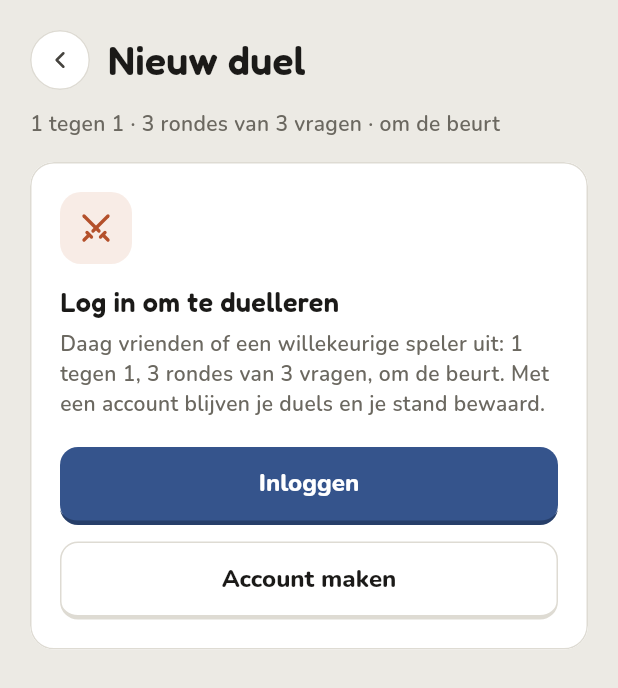
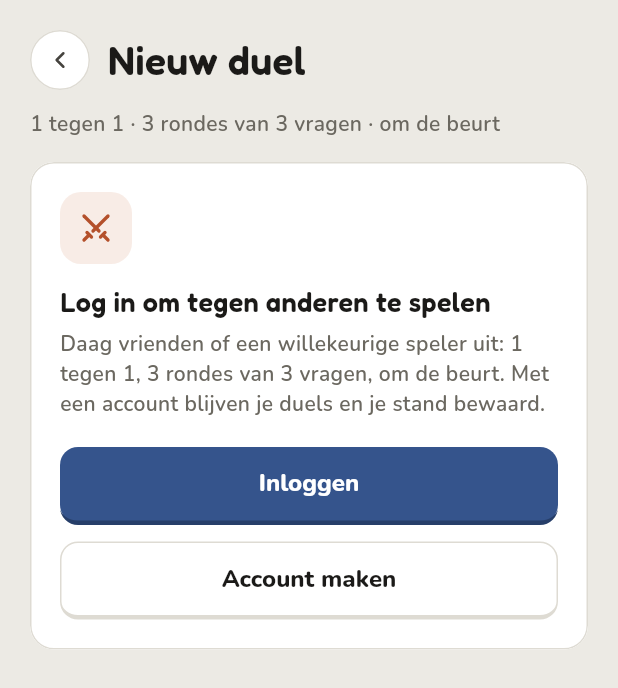
Before and after one commit to AlexLamper/bijbelquiz-app, a Flutter app: the NewDuelScreen screen opened by its route, on a phone screen of 412 x 824 dp. Shown: the top 688 px of the screen. Run offline on Flutter 3.47's test engine with Material 3 defaults, Android fonts, the phone set to English and light mode, and no system bars; our stand-ins replace dio, flutter_local_notifications, flutter_riverpod, flutter_secure_storage, flutter_svg, go_router and 4 more; missing offline and left inert: google_sign_in_web, purchases_flutter; accounts and stored records are empty.

Commit message:
Google sign-in on iOS, home after login, clearer duel login title
- Show the Google button on iOS too; GIDClientID and the reversed-client
  URL scheme are already set in Info.plist and the server accepts the iOS
  audience, so nothing else was needed.
- Send people to the home tab after logging in or registering, not profile.
- Duel guest card: 'Log in om tegen anderen te spelen'.

Co-Authored-By: Claude Opus 5 <noreply@anthropic.com>
Claude-Session: https://claude.ai/code/session_018nK3CBEKxkT9hB1CXD3wWu

```diff
--- a/bijbelquiz_mobile/lib/features/duels/present/widgets/duel_widgets.dart
+++ b/bijbelquiz_mobile/lib/features/duels/present/widgets/duel_widgets.dart
@@ -505,7 +505,7 @@ class DuelVersus extends StatelessWidget {
   }
 }
 
-/// The guest state of the duel screens: "Log in om te duelleren".
+/// The guest state of the duel screens: "Log in om tegen anderen te spelen".
 class DuelLoginCard extends StatelessWidget {
   const DuelLoginCard({super.key, required this.onLogin, this.onRegister});
 
@@ -526,7 +526,10 @@ class DuelLoginCard extends StatelessWidget {
             child: BqIcon(BqIcons.swords, size: 24, color: AppTheme.coralDeep),
           ),
           const SizedBox(height: 14),
-          const Text('Log in om te duelleren', style: AppTheme.displayTitle),
+          const Text(
+            'Log in om tegen anderen te spelen',
+            style: AppTheme.displayTitle,
+          ),
           const SizedBox(height: 6),
           const Text(
             'Daag vrienden of een willekeurige speler uit: 1 tegen 1, 3 rondes '
```
Also changed, not shown: bijbelquiz_mobile/lib/features/auth/present/login_screen.dart (+6 -7 lines), bijbelquiz_mobile/lib/features/auth/present/register_screen.dart (+6 -7 lines).
